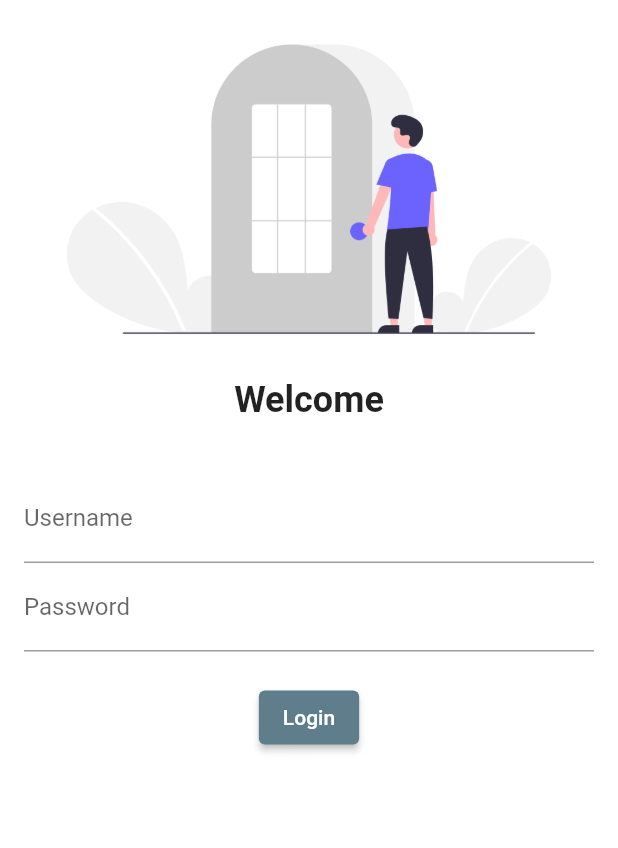
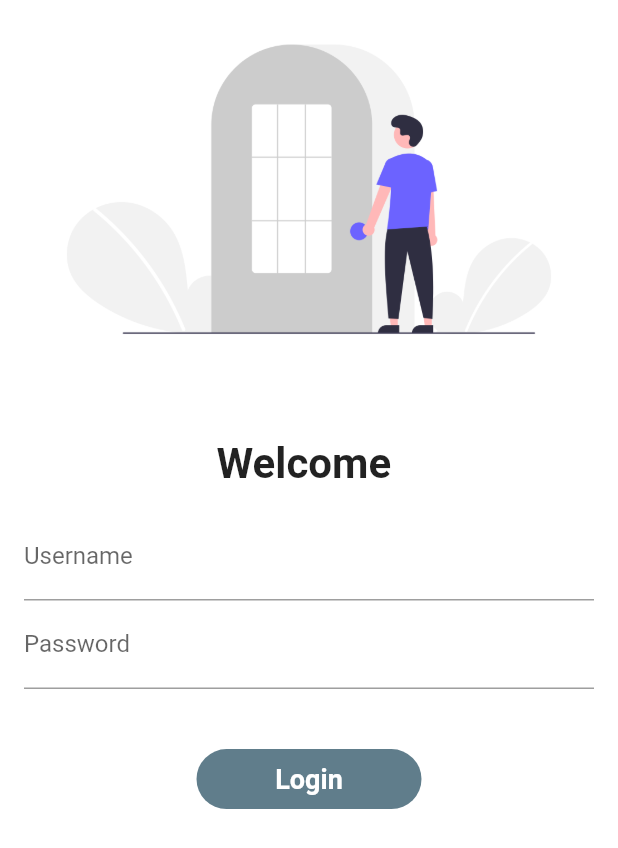
Before and after one commit to rahul-varma71/flutter_application_2, a Flutter app: the screen it shows after launch, on a phone screen of 412 x 824 dp. Shown: the top 848 px of the screen. Run offline on Flutter 3.47's test engine with Material 2 defaults, Android fonts, the phone set to English and light mode, and no system bars; our stand-ins replace google_fonts.

Commit message:
day 5 completd

```diff
--- a/lib/main.dart
+++ b/lib/main.dart
@@ -1,5 +1,6 @@
 import 'package:flutter/material.dart';
 import 'package:flutter_application_2/pages/login_page.dart';
+import 'package:flutter_application_2/utills/routes.dart';
 import 'package:google_fonts/google_fonts.dart';
 import 'pages/home_page.dart';
 
@@ -17,9 +18,10 @@ class MyApp extends StatelessWidget {
       theme: ThemeData(
           primarySwatch: Colors.blueGrey,
           primaryTextTheme: GoogleFonts.latoTextTheme()),
+      debugShowCheckedModeBanner: false,
       routes: {
         "/": (context) => LoginPage(),
-        "/home": (context) => HomePage(),
+        MyRoutes.homeRoute: (context) => HomePage(),
         "/login": (context) => LoginPage()
       },
     );
--- a/lib/pages/login_page.dart
+++ b/lib/pages/login_page.dart
@@ -1,33 +1,48 @@
 // ignore_for_file: prefer_const_constructors
 
 import 'package:flutter/material.dart';
+import 'package:flutter_application_2/utills/routes.dart';
 
-class LoginPage extends StatelessWidget {
+class LoginPage extends StatefulWidget {
+  @override
+  State<LoginPage> createState() => _LoginPageState();
+}
+
+class _LoginPageState extends State<LoginPage> {
+  String name = "";
+  bool changeButton = false;
+
   @override
   Widget build(BuildContext context) {
     return Material(
         color: Colors.white,
+        child: SingleChildScrollView(
           child: Column(
             children: [
               Image.asset(
                 "assets/images/login_image.png",
                 fit: BoxFit.cover,
               ),
+              SizedBox(
+                height: 40,
+              ),
               Text(
-              "Welcome",
-              style: TextStyle(fontSize: 24, fontWeight: FontWeight.bold),
-            ),
-            SizedBox(
-              height: 20,
+                "Welcome $name",
+                style: TextStyle(fontSize: 28, fontWeight: FontWeight.bold),
               ),
               Padding(
                 padding: const EdgeInsets.all(16.0),
+                child: SingleChildScrollView(
                   child: Column(
                     children: [
                       TextFormField(
                         decoration: InputDecoration(
                           labelText: "Username",
                         ),
+                        onChanged: (value) {
+                          name = value;
+                          setState(() {});
+                        },
                       ),
                       TextFormField(
                         obscureText: true,
@@ -36,18 +51,57 @@ class LoginPage extends StatelessWidget {
                         ),
                       ),
                       SizedBox(
-                    height: 20,
+                        height: 40,
                       ),
-                  ElevatedButton(
-                      child: Text("Login"),
-                      style: TextButton.styleFrom(),
-                      onPressed: () {
-                        print("You logged in Successfully");
-                      }),
+
+                      InkWell(
+                        onTap: () async {
+                          setState(() {
+                            changeButton = true;
+                          });
+                          await Future.delayed(Duration(seconds: 1));
+                          Navigator.pushNamed(context, MyRoutes.homeRoute);
+                        },
+                        child: AnimatedContainer(
+                          duration: Duration(seconds: 1),
+                          width: changeButton ? 80 : 150,
+                          height: 40,
+                          alignment: Alignment.center,
+                          decoration: BoxDecoration(
+                              color: Colors.blueGrey,
+                              shape: changeButton
+                                  ? BoxShape.rectangle
+                                  : BoxShape.rectangle,
+                              borderRadius: BorderRadius.circular(
+                                  changeButton ? 10 : 20)),
+                          child: changeButton
+                              ? Icon(
+                                  Icons.done,
+                                  color: Colors.white,
+                                )
+                              : Text(
+                                  "Login",
+                                  style: TextStyle(
+                                      color: Colors.white,
+                                      fontWeight: FontWeight.bold,
+                                      fontSize: 18),
+                                ),
+                        ),
+                      )
+
+                      // ElevatedButton(
+                      //     child: Text("Login"),
+                      //     style:
+                      //         TextButton.styleFrom(minimumSize: Size(150, 40)),
+                      //     onPressed: () {
+                      //       Navigator.pushNamed(context, MyRoutes.homeRoute);
+                      //     }),
                     ],
                   ),
                 ),
+              ),
             ],
+          ),
         ));
   }
 }
--- /dev/null
+++ b/lib/utills/routes.dart
@@ -0,0 +1,4 @@
+class MyRoutes {
+  static String loginRoute = "/login";
+  static String homeRoute = "/home";
+}
```
Lines whose indentation alone changed are shown as unchanged.
